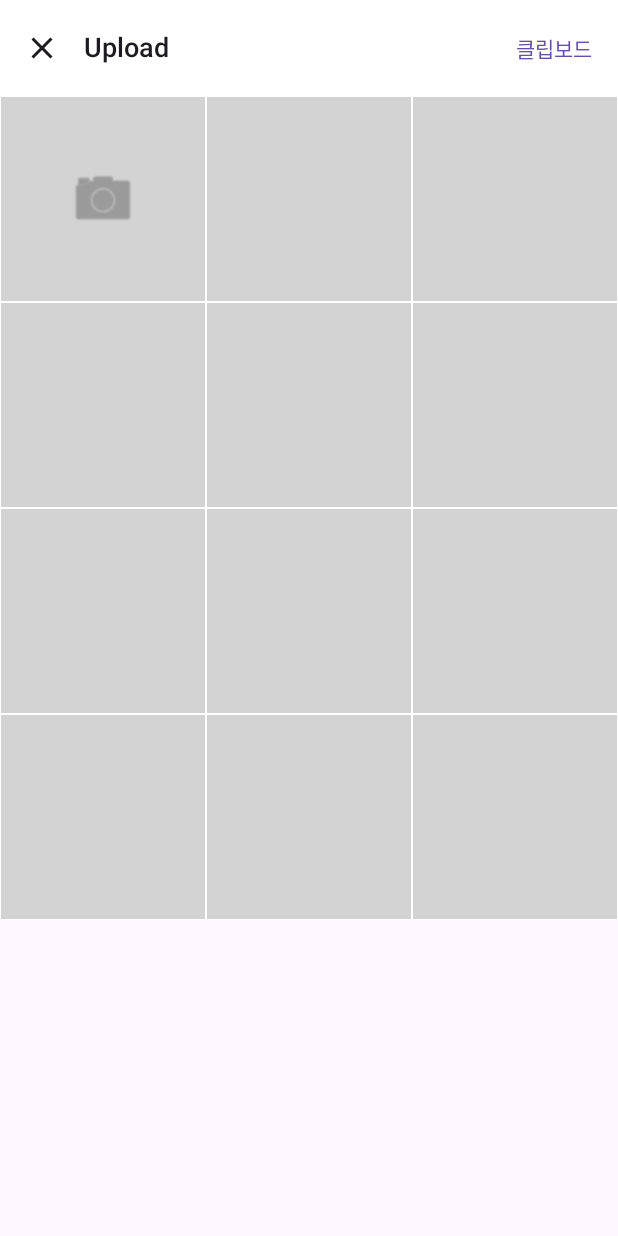
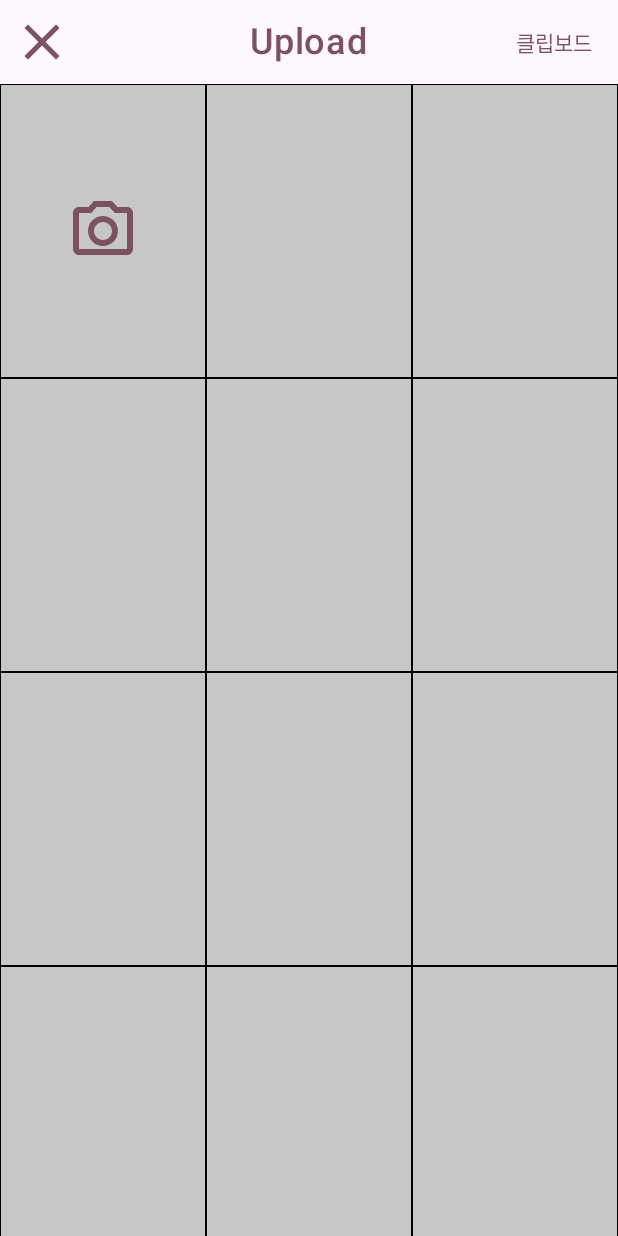
Before and after one commit to SongJungHyun1004/POLA, an Android app built with Jetpack Compose: the @Preview function UploadScreenPreview, on a phone screen of 412 x 824 dp. Run offline under Robolectric (Android 15) with nearby library versions, the phone set to English and light mode, and no system bars.

Commit message:
Feat: 업로드 화면 UI 구성 완료

```diff
--- a/mobile/Pola/app/src/main/java/com/jinjinjara/pola/presentation/ui/screen/upload/UploadScreen.kt
+++ b/mobile/Pola/app/src/main/java/com/jinjinjara/pola/presentation/ui/screen/upload/UploadScreen.kt
@@ -4,10 +4,13 @@ import androidx.compose.foundation.background
 import androidx.compose.foundation.border
 import androidx.compose.foundation.clickable
 import androidx.compose.foundation.layout.*
+import androidx.compose.foundation.layout.R
 import androidx.compose.foundation.lazy.grid.GridCells
 import androidx.compose.foundation.lazy.grid.LazyVerticalGrid
 import androidx.compose.material.icons.Icons
 import androidx.compose.material.icons.filled.Close
+import androidx.compose.material.icons.filled.PhotoCamera
+import androidx.compose.material.icons.outlined.PhotoCamera
 import androidx.compose.material3.*
 import androidx.compose.runtime.Composable
 import androidx.compose.ui.Alignment
@@ -20,7 +23,6 @@ import androidx.compose.ui.unit.dp
 import androidx.compose.ui.unit.sp
 import com.jinjinjara.pola.presentation.ui.screen.home.HomeScreen
 
-@OptIn(ExperimentalMaterial3Api::class)
 @Composable
 fun UploadScreen(
     modifier: Modifier = Modifier,
@@ -28,43 +30,57 @@ fun UploadScreen(
     onClipboardClick: () -> Unit = {},
     onCameraClick: () -> Unit = {}
 ) {
-    Scaffold(
-        topBar = {
-            TopAppBar(
-                title = {
+    Column(
+        modifier = modifier.fillMaxSize()
+    ) {
+        // TopAppBar
+        Surface(
+            modifier = Modifier.fillMaxWidth(),
+        ) {
+            Box(
+                modifier = Modifier
+                    .fillMaxWidth()
+                    .height(56.dp)
+                    .padding(horizontal = 4.dp),
+                contentAlignment = Alignment.Center
+            ) {
+                IconButton(
+                    onClick = onBackClick,
+                    modifier = Modifier
+                        .align(Alignment.CenterStart)
+                ) {
+                    Icon(
+                        modifier = Modifier.size(48.dp),
+                        imageVector = Icons.Default.Close,
+                        contentDescription = "닫기",
+                        tint = MaterialTheme.colorScheme.tertiary
+                    )
+                }
+
+                Text(
+                    text = "Upload",
+                    fontSize = 24.sp,
+                    fontWeight = FontWeight.Medium,
+                    color = MaterialTheme.colorScheme.tertiary
+                )
+
+                TextButton(
+                    onClick = onClipboardClick,
+                    modifier = Modifier.align(Alignment.CenterEnd)
+                ) {
                     Text(
-                        text = "Upload",
-                        fontSize = 18.sp,
-                        fontWeight = FontWeight.Medium
+                        text = "클립보드",
+                        fontSize = 14.sp,
+                        color = MaterialTheme.colorScheme.tertiary
                     )
-                },
-                navigationIcon = {
-                    IconButton(onClick = onBackClick) {
-                        Icon(
-                            imageVector = Icons.Default.Close,
-                            contentDescription = "닫기"
-                        )
-                    }
-                },
-                actions = {
-                    TextButton(onClick = onClipboardClick) {
-                        Text(
-                            text = "클립보드",
-                            fontSize = 14.sp
-                        )
-                    }
-                },
-                colors = TopAppBarDefaults.topAppBarColors(
-                    containerColor = Color.White
-                )
-            )
+                }
+            }
         }
-    ) { paddingValues ->
+
+        // Grid
         LazyVerticalGrid(
             columns = GridCells.Fixed(3),
-            modifier = modifier
-                .fillMaxSize()
-                .padding(paddingValues),
+            modifier = Modifier.fillMaxSize(),
             contentPadding = PaddingValues(0.dp),
             horizontalArrangement = Arrangement.spacedBy(0.dp),
             verticalArrangement = Arrangement.spacedBy(0.dp)
@@ -74,8 +90,8 @@ fun UploadScreen(
                 CameraCell(onClick = onCameraClick)
             }
 
-            // 나머지 빈 셀들 (11개)
-            items(11) {
+            // 나머지 빈 셀들 (많이 생성하여 스크롤 가능하게)
+            items(50) {
                 EmptyPhotoCell()
             }
         }
@@ -89,17 +105,17 @@ fun CameraCell(
 ) {
     Box(
         modifier = modifier
-            .aspectRatio(1f)
-            .background(Color(0xFFD3D3D3))
-            .border(width = 0.5.dp, color = Color.White)
+            .aspectRatio(0.7f)
+            .background(Color(0xFFC7C7C7))
+            .border(width = 0.5.dp, color = Color.Black)
             .clickable(onClick = onClick),
         contentAlignment = Alignment.Center
     ) {
         Icon(
-            painter = painterResource(id = android.R.drawable.ic_menu_camera),
+            imageVector = Icons.Outlined.PhotoCamera,
             contentDescription = "사진 촬영",
             modifier = Modifier.size(48.dp),
-            tint = Color(0xFF757575)
+            tint = MaterialTheme.colorScheme.tertiary
         )
     }
 }
@@ -110,9 +126,9 @@ fun EmptyPhotoCell(
 ) {
     Box(
         modifier = modifier
-            .aspectRatio(1f)
-            .background(Color(0xFFD3D3D3))
-            .border(width = 0.5.dp, color = Color.White)
+            .aspectRatio(0.7f)
+            .background(Color(0xFFC7C7C7))
+            .border(width = 0.5.dp, color = Color.Black)
     )
 }
 
```
